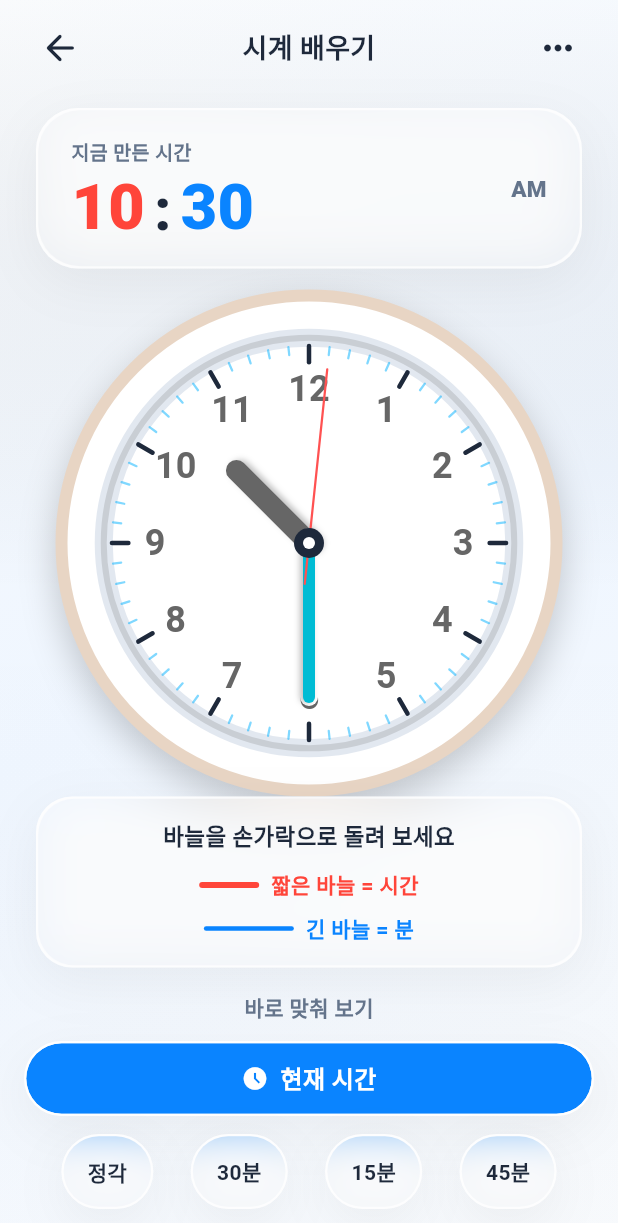
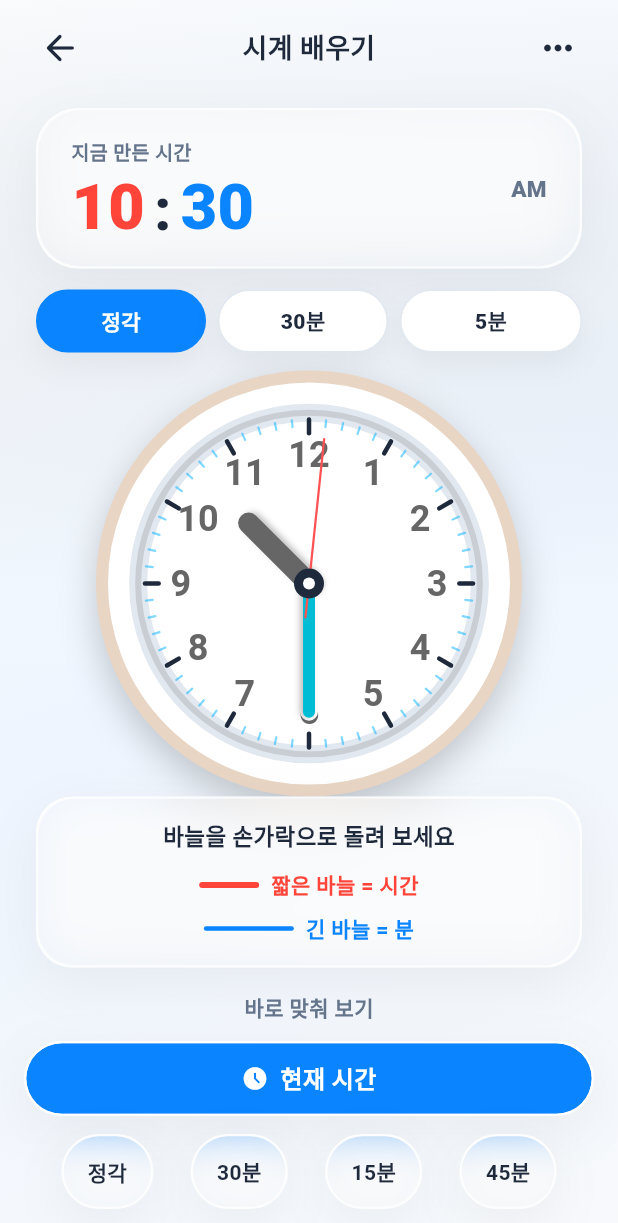
Before and after one commit to phochoco/clock, a Flutter app: the screen it shows after launch, after a tap on "바늘 움직여 보기", on a phone screen of 412 x 824 dp. Shown: the top 1223 px of the screen. Run offline on Flutter 3.47's test engine with Material 3 defaults, Android fonts, the phone set to English and light mode, and no system bars; our stand-ins replace audioplayers, flutter_tts, shared_preferences; Roboto replaces fonts that are missing (AppleSDGothicNeo).

Commit message:
Address commercial quality review findings

```diff
--- a/lib/models/quiz_level.dart
+++ b/lib/models/quiz_level.dart
@@ -32,13 +32,13 @@ extension QuizLevelExtension on QuizLevel {
   String get description {
     switch (this) {
       case QuizLevel.level1:
-        return '정각만 맞춰보세요!';
+        return '정각부터 맞춰봐요';
       case QuizLevel.level2:
         return '30분도 배워볼까요?';
       case QuizLevel.level3:
-        return '5분 단위로 읽어보세요!';
+        return '5분 단위로 읽어봐요';
       case QuizLevel.level4:
-        return '정확한 시간을 맞춰보세요!';
+        return '정확한 시간을 맞춰봐요';
       case QuizLevel.level5:
         return '어려운 시간도 척척!';
     }
--- a/lib/screens/lobby_screen.dart
+++ b/lib/screens/lobby_screen.dart
@@ -2,6 +2,8 @@ import 'dart:math' as math;
 import 'package:flutter/material.dart';
 import '../models/clock_theme.dart';
 import '../models/clock_time.dart';
+import '../models/quiz_level.dart';
+import '../services/reward_service.dart';
 import '../utils/colors.dart';
 import '../widgets/analog_clock.dart';
 import '../widgets/glass_container.dart';
@@ -23,6 +25,8 @@ class LobbyScreen extends StatefulWidget {
 class _LobbyScreenState extends State<LobbyScreen>
     with SingleTickerProviderStateMixin {
   late final AnimationController _motionController;
+  QuizLevel _recommendedLevel = QuizLevel.level1;
+  var _completedLevelCount = 0;
 
   @override
   void initState() {
@@ -31,12 +35,27 @@ class _LobbyScreenState extends State<LobbyScreen>
       vsync: this,
       duration: Duration(seconds: 8),
     )..repeat();
+    _loadPracticeProgress();
   }
 
   @override
   void dispose() {
     _motionController.dispose();
     super.dispose();
+  }
+
+  Future<void> _loadPracticeProgress() async {
+    final completedLevels = await RewardService.getCompletedLevels();
+    final nextLevel = QuizLevel.values.firstWhere(
+      (level) => !completedLevels.contains(level.number),
+      orElse: () => QuizLevel.level5,
+    );
+
+    if (!mounted) return;
+    setState(() {
+      _recommendedLevel = nextLevel;
+      _completedLevelCount = completedLevels.length;
+    });
   }
 
   @override
@@ -95,7 +114,7 @@ class _LobbyScreenState extends State<LobbyScreen>
                   context,
                   icon: Icons.grid_view_rounded,
                   label: '내 시계들',
-                  subtitle: '모은 시계 페이스를 살펴봐요',
+                  subtitle: '모은 시계를 살펴봐요',
                   color: AppColors.appleYellow,
                   onTap: () {
                     Navigator.push(
@@ -144,7 +163,7 @@ class _LobbyScreenState extends State<LobbyScreen>
           ],
         ),
         content: Text(
-          '학습 기록과 별, 선택한 테마는 기기에만 저장됩니다.\n\n'
+          '학습 기록과 별, 선택한 시계는 기기에만 저장됩니다.\n\n'
           '광고, 계정 가입, 외부 전송 없이 사용할 수 있습니다.\n\n'
           '문의: yeajunss@naver.com',
           style: TextStyle(height: 1.45),
@@ -230,12 +249,23 @@ class _LobbyScreenState extends State<LobbyScreen>
   }
 
   Widget _buildDailyPracticeCard(BuildContext context) {
+    final allLevelsComplete = _completedLevelCount >= QuizLevel.values.length;
+    final title = allLevelsComplete
+        ? '마스터 복습하기'
+        : '레벨 ${_recommendedLevel.number} 이어 하기';
+    final subtitle = allLevelsComplete
+        ? '어려운 시간도 다시 연습해요'
+        : '${_recommendedLevel.description} 문제 5개';
+
     return GlassContainer(
-      onTap: () {
-        Navigator.push(
+      onTap: () async {
+        await Navigator.push(
           context,
-          MaterialPageRoute(builder: (context) => QuizScreen()),
+          MaterialPageRoute(
+            builder: (context) => QuizScreen(initialLevel: _recommendedLevel),
+          ),
         );
+        _loadPracticeProgress();
       },
       width: _cardWidth(context),
       height: 88,
@@ -265,7 +295,7 @@ class _LobbyScreenState extends State<LobbyScreen>
               crossAxisAlignment: CrossAxisAlignment.start,
               children: [
                 Text(
-                  '오늘 문제 풀기',
+                  title,
                   style: TextStyle(
                     fontSize: 21,
                     fontWeight: FontWeight.w900,
@@ -275,7 +305,7 @@ class _LobbyScreenState extends State<LobbyScreen>
                 ),
                 SizedBox(height: 4),
                 Text(
-                  '문제 5개를 풀고 별을 모아요',
+                  subtitle,
                   style: TextStyle(
                     fontSize: 13,
                     fontWeight: FontWeight.w700,
--- a/lib/screens/playground_screen.dart
+++ b/lib/screens/playground_screen.dart
@@ -20,6 +20,7 @@ class _PlaygroundScreenState extends State<PlaygroundScreen> {
   ClockTime _currentTime = ClockTime.now();
   bool _showDigital = true;
   bool _showMinuteNumbers = false;
+  int _lessonStep = 0;
   ClockTheme? _theme;
   final GlobalKey<AnalogClockState> _clockKey = GlobalKey();
 
@@ -55,6 +56,10 @@ class _PlaygroundScreenState extends State<PlaygroundScreen> {
               if (_showDigital) _buildTimeReadout(),
 
               SizedBox(height: 14),
+
+              _buildLessonSteps(),
+
+              SizedBox(height: 12),
 
               Expanded(
                 child: Center(
@@ -248,6 +253,74 @@ class _PlaygroundScreenState extends State<PlaygroundScreen> {
     );
   }
 
+  Widget _buildLessonSteps() {
+    const steps = ['정각', '30분', '5분'];
+
+    return Padding(
+      padding: EdgeInsets.symmetric(horizontal: 24),
+      child: Row(
+        children: List.generate(steps.length, (index) {
+          final selected = _lessonStep == index;
+          return Expanded(
+            child: Padding(
+              padding: EdgeInsets.only(
+                right: index == steps.length - 1 ? 0 : 8,
+              ),
+              child: GestureDetector(
+                onTap: () => _applyLessonStep(index),
+                child: AnimatedContainer(
+                  duration: Duration(milliseconds: 160),
+                  height: 42,
+                  decoration: BoxDecoration(
+                    color: selected ? AppColors.appleBlue : Colors.white,
+                    borderRadius: BorderRadius.circular(21),
+                    border: Border.all(
+                      color: selected
+                          ? AppColors.appleBlue
+                          : AppColors.borderLight,
+                    ),
+                    boxShadow: [
+                      BoxShadow(
+                        color: Colors.black.withValues(alpha: 0.05),
+                        blurRadius: 16,
+                        offset: Offset(0, 8),
+                      ),
+                    ],
+                  ),
+                  alignment: Alignment.center,
+                  child: Text(
+                    steps[index],
+                    style: TextStyle(
+                      fontSize: 14,
+                      fontWeight: FontWeight.w800,
+                      color: selected ? Colors.white : AppColors.textDark,
+                    ),
+                  ),
+                ),
+              ),
+            ),
+          );
+        }),
+      ),
+    );
+  }
+
+  void _applyLessonStep(int step) {
+    final examples = [
+      ClockTime(hour: 3, minute: 0),
+      ClockTime(hour: 3, minute: 30),
+      ClockTime(hour: 3, minute: 25),
+    ];
+    final nextTime = examples[step];
+
+    _clockKey.currentState?.setTime(nextTime);
+    setState(() {
+      _lessonStep = step;
+      _currentTime = nextTime;
+      _showMinuteNumbers = step >= 2;
+    });
+  }
+
   Widget _buildHelpText() {
     return Padding(
       padding: EdgeInsets.symmetric(horizontal: 24),
```
Also changed, not shown: lib/models/quiz_session.dart (added, +124 -0 lines), lib/screens/quiz_screen.dart (+88 -126 lines), lib/screens/reward_screen.dart (+29 -17 lines), 8 other files.
